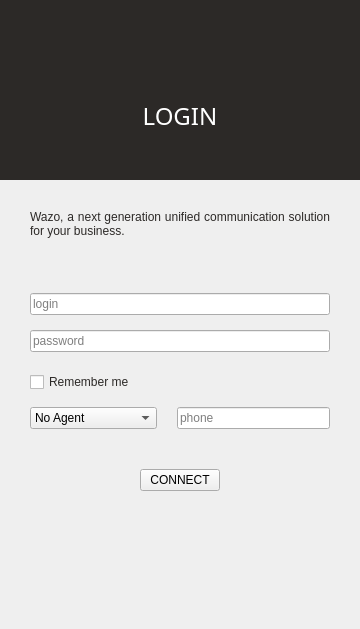
This is wazoclient/src/login_widget/login_widget.ui in wazo-platform/wazo-client-qt as Qt 5 draws it before an edit. The edited form follows.
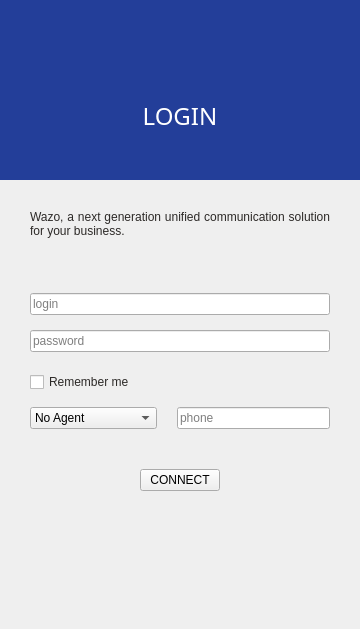
This is the edited form. Icons and pictures are not drawn.

Commit message: change color (remove orange)

```diff
--- a/wazoclient/src/login_widget/login_widget.ui
+++ b/wazoclient/src/login_widget/login_widget.ui
@@ -62,7 +62,7 @@
       <bool>false</bool>
      </property>
      <property name="styleSheet">
-      <string notr="true">background-color: #2C2927;</string>
+      <string notr="true">background-color: #233e99;</string>
      </property>
      <layout class="QVBoxLayout" name="verticalLayout">
       <property name="spacing">
```
Left out of the diff: 2 changed lines with no effect on the pictures. The commit also changes 13 other files.
